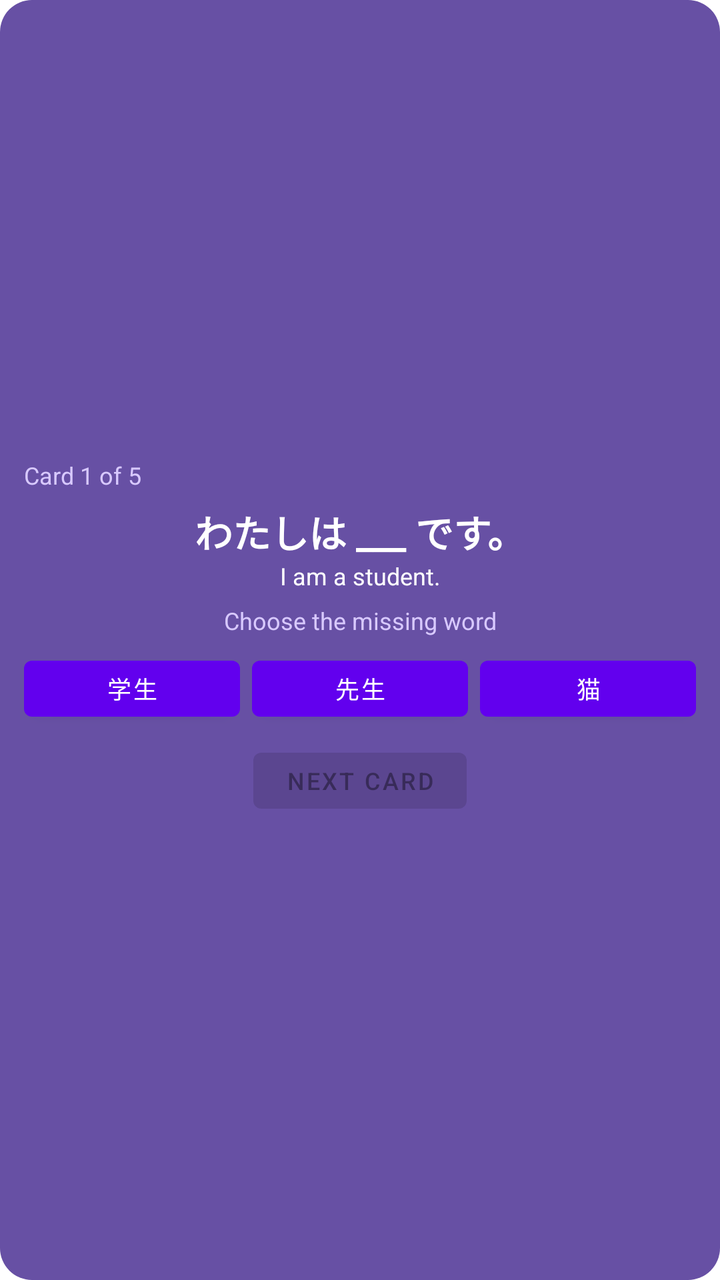
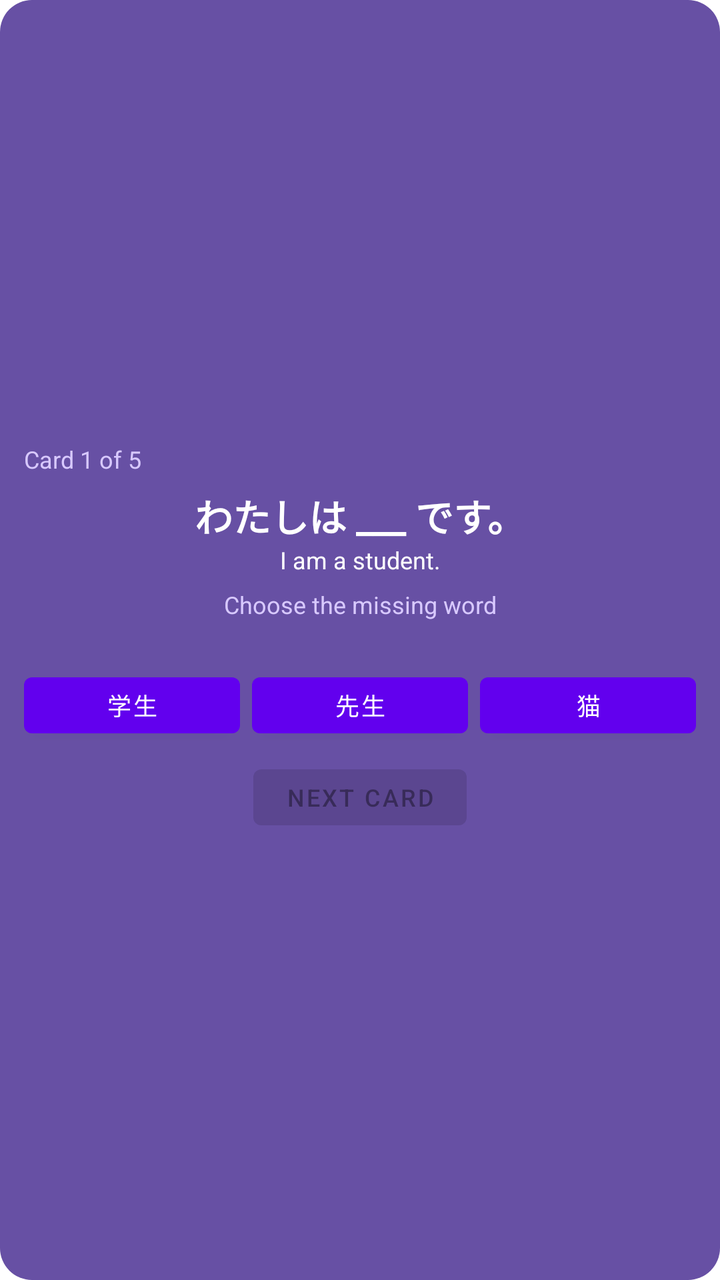

An Android layout rendered at two revisions. The XML below is the earlier revision; the diff shows what the commit changed to produce the second picture.
<!-- AndroidManifest.xml: fallback theme Theme.MaterialComponents.DayNight.NoActionBar -->
<!-- res/layout/japanese_cloze_widget_layout.xml -->
<?xml version="1.0" encoding="utf-8"?>
<LinearLayout xmlns:android="http://schemas.android.com/apk/res/android"
    android:id="@+id/japanese_widget_root"
    android:layout_width="match_parent"
    android:layout_height="match_parent"
    android:background="@drawable/widget_background"
    android:gravity="center"
    android:orientation="vertical"
    android:padding="12dp">
    <TextView
        android:id="@+id/tv_japanese_progress"
        android:layout_width="match_parent"
        android:layout_height="wrap_content"
        android:text="Card 1 of 5"
        android:textColor="#D8C9FF"
        android:textSize="12sp" />
    <TextView
        android:id="@+id/tv_japanese_sentence"
        android:layout_width="match_parent"
        android:layout_height="wrap_content"
        android:layout_marginTop="6dp"
        android:gravity="center"
        android:text="わたしは ___ です。"
        android:textColor="@android:color/white"
        android:textSize="19sp"
        android:textStyle="bold" />
    <TextView
        android:id="@+id/tv_japanese_translation"
        android:layout_width="match_parent"
        android:layout_height="wrap_content"
        android:gravity="center"
        android:text="I am a student."
        android:textColor="@android:color/white"
        android:textSize="12sp" />
    <TextView
        android:id="@+id/tv_japanese_feedback"
        android:layout_width="match_parent"
        android:layout_height="wrap_content"
        android:layout_marginTop="6dp"
        android:gravity="center"
        android:text="Choose the missing word"
        android:textColor="#D8C9FF"
        android:textSize="12sp" />
    <LinearLayout
        android:layout_width="match_parent"
        android:layout_height="wrap_content"
        android:layout_marginTop="6dp"
        android:orientation="horizontal">
        <Button
            android:id="@+id/bt_japanese_option_0"
            android:layout_width="0dp"
            android:layout_height="40dp"
            android:layout_marginEnd="3dp"
            android:layout_weight="1"
            android:text="学生"
            android:textSize="12sp" />
        <Button
            android:id="@+id/bt_japanese_option_1"
            android:layout_width="0dp"
            android:layout_height="40dp"
            android:layout_marginHorizontal="3dp"
            android:layout_weight="1"
            android:text="先生"
            android:textSize="12sp" />
        <Button
            android:id="@+id/bt_japanese_option_2"
            android:layout_width="0dp"
            android:layout_height="40dp"
            android:layout_marginStart="3dp"
            android:layout_weight="1"
            android:text="猫"
            android:textSize="12sp" />
    </LinearLayout>
    <Button
        android:id="@+id/bt_japanese_next"
        android:layout_width="wrap_content"
        android:layout_height="40dp"
        android:layout_marginTop="6dp"
        android:enabled="false"
        android:text="Next card"
        android:textSize="12sp" />
</LinearLayout>
<!-- resources referenced by this layout -->
<resources>
  <!-- drawable widget_background (drawable) -->
  <?xml version="1.0" encoding="utf-8"?>
  <shape xmlns:android="http://schemas.android.com/apk/res/android">
      <corners android:radius="16dp" />
      <solid android:color="#6750A4" />
      <padding
          android:bottom="4dp"
          android:left="4dp"
          android:right="4dp"
          android:top="4dp" />
  </shape>
</resources>

<!-- the commit's change to res/layout/japanese_cloze_widget_layout.xml (unified diff, before → after) -->
@@ -41,6 +41,13 @@
         android:text="Choose the missing word"
         android:textColor="#D8C9FF"
         android:textSize="12sp" />
+    <TextView
+        android:id="@+id/tv_japanese_attempts"
+        android:layout_width="match_parent"
+        android:layout_height="wrap_content"
+        android:gravity="center"
+        android:textColor="#FFB4B4"
+        android:textSize="12sp" />
     <LinearLayout
         android:layout_width="match_parent"
         android:layout_height="wrap_content"
